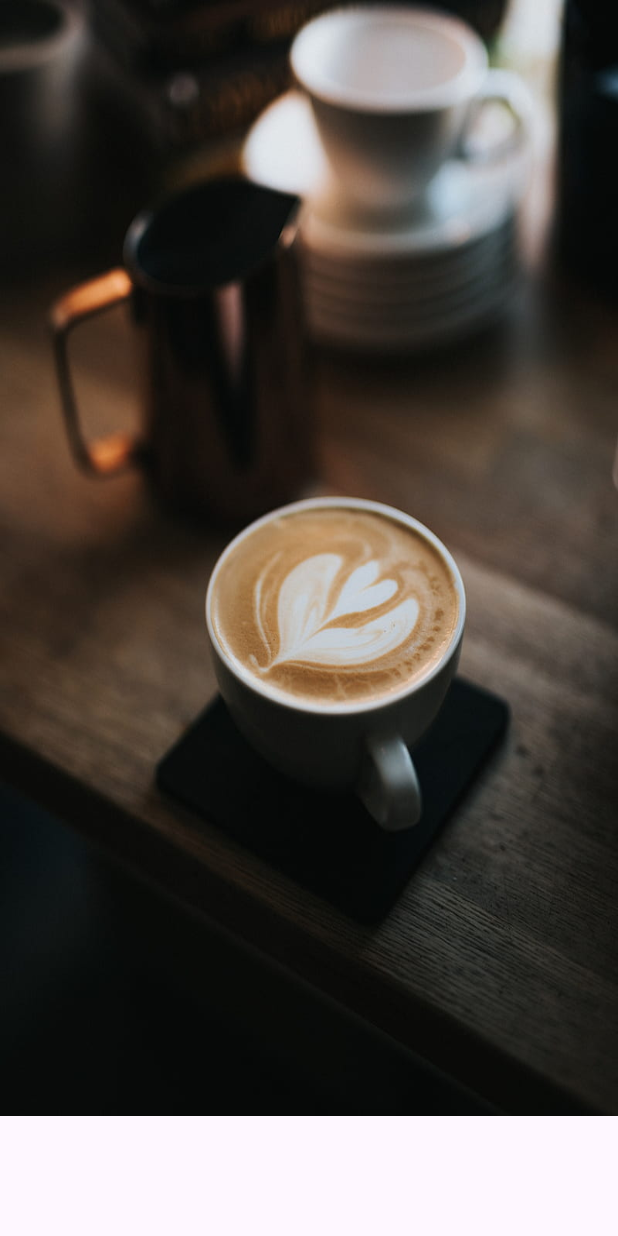
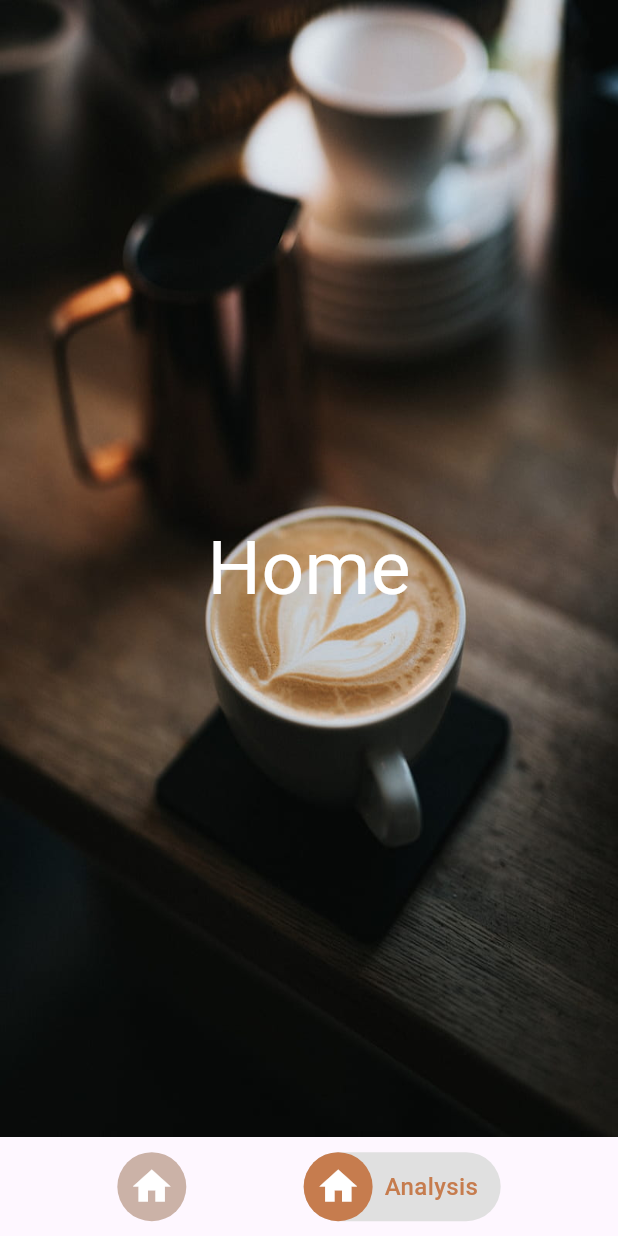
Before and after one commit to seiftarek10/Coffee-Oasis, a Flutter app: the screen it shows after launch, on a phone screen of 412 x 824 dp. Run offline on Flutter 3.47's test engine with Material 3 defaults, Android fonts, the phone set to English and light mode, and no system bars; our stand-ins replace flutter_screenutil, go_router.

Commit message:
finish bottom navigation bar item

```diff
--- a/lib/Core/Routes/app_router.dart
+++ b/lib/Core/Routes/app_router.dart
@@ -1,5 +1,6 @@
 import 'package:coffee_oasis/Core/Routes/page_transition.dart';
 import 'package:coffee_oasis/Core/Routes/routes_keys.dart';
+import 'package:coffee_oasis/Core/Widgets/bottom_bar.dart';
 import 'package:coffee_oasis/Features/Owner/Presentation/Views/owner_home.dart';
 import 'package:coffee_oasis/Features/Splash%20Screen/splash_view.dart';
 import 'package:go_router/go_router.dart';
@@ -14,5 +15,9 @@ final GoRouter router = GoRouter(
         path: Routes.ownerHome,
         pageBuilder: (context, state) =>
             pageTransition(context, state, const OwnerHome())),
+            GoRoute(
+        path: Routes.appBottomBar,
+        pageBuilder: (context, state) =>
+            pageTransition(context, state, const AppBottomBar())),
   ],
 );
--- a/lib/Core/Routes/routes_keys.dart
+++ b/lib/Core/Routes/routes_keys.dart
@@ -1,3 +1,4 @@
 abstract class Routes {
   static const String ownerHome = '/ownerHome';
+  static const String appBottomBar = '/appbottombar';
 }
--- /dev/null
+++ b/lib/Core/Theme/colors.dart
@@ -0,0 +1,6 @@
+import 'package:flutter/material.dart';
+
+abstract class AppColors {
+  static const Color kPrimaryColor = Color(0xffc67c4e);
+  static const Color kLightPrimaryColor = Color.fromARGB(150, 167, 129, 106);
+}
--- /dev/null
+++ b/lib/Core/Theme/fonts.dart
@@ -0,0 +1,22 @@
+import 'package:coffee_oasis/Core/Theme/colors.dart';
+import 'package:flutter/material.dart';
+import 'package:flutter_screenutil/flutter_screenutil.dart';
+
+abstract class Fonts {
+  static TextStyle font16_500 =  TextStyle(
+    fontSize: 16.sp,
+  fontWeight: FontWeight.w500
+  );
+    static TextStyle font16_300 =  TextStyle(
+    fontSize: 16.sp,
+  fontWeight: FontWeight.w300
+  );
+
+
+   static TextStyle font14_400PrimaryColor =  TextStyle(
+    fontSize: 14.sp,
+  fontWeight: FontWeight.w500,
+  color: AppColors.kPrimaryColor
+  );
+
+}
--- /dev/null
+++ b/lib/Core/Widgets/bottom_bar.dart
@@ -0,0 +1,83 @@
+import 'package:coffee_oasis/Core/Theme/colors.dart';
+import 'package:coffee_oasis/Core/Theme/fonts.dart';
+import 'package:coffee_oasis/Core/Widgets/backgrounc.dart';
+import 'package:flutter/material.dart';
+import 'package:flutter_screenutil/flutter_screenutil.dart';
+
+class AppBottomBar extends StatefulWidget {
+  const AppBottomBar({
+    super.key,
+  });
+
+  @override
+  State<AppBottomBar> createState() => _AppBottomBarState();
+}
+
+class _AppBottomBarState extends State<AppBottomBar> {
+  List<Widget> pages = <Widget>[
+    const Center(
+        child:
+            Text('Home', style: TextStyle(fontSize: 50, color: Colors.white))),
+    const Center(
+        child: Text('Analysis',
+            style: TextStyle(fontSize: 50, color: Colors.white))),
+    const Center(
+        child: Text('Profile',
+            style: TextStyle(fontSize: 50, color: Colors.white))),
+  ];
+   int _selectedIndex = 0;
+  @override
+  Widget build(BuildContext context) {
+    return Scaffold(
+      bottomNavigationBar: SizedBox(
+          height: 55.h,
+          child: Row(
+            mainAxisAlignment: MainAxisAlignment.spaceEvenly,
+            children: [
+              GestureDetector(
+                  onTap: () {
+                    setState(() {
+                    _selectedIndex = 0;
+                    });
+                  },
+                  child: const CircleAvatar(
+                    backgroundColor: AppColors.kLightPrimaryColor,
+                    radius: 23,
+                    child: Icon(Icons.home,size: 30, color: Colors.white,))),
+              GestureDetector(
+                onTap: () {
+                    setState(() {
+                    _selectedIndex = 1;
+                    });
+                  },
+                child: Container(
+                padding: const EdgeInsets.only(right: 15),
+                  decoration: BoxDecoration(
+                    color: Colors.grey[300],
+                    borderRadius:  BorderRadius.circular(80)
+                  ),
+                  child: Row(
+                    mainAxisAlignment: MainAxisAlignment.spaceBetween,
+                    children: [
+                     const CircleAvatar(
+                      backgroundColor: AppColors.kPrimaryColor,
+                      radius: 23,
+                      child: Icon(Icons.home,size: 30, color: Colors.white,)),
+                      const SizedBox(width: 8),
+                      Text('Analysis',style: Fonts.font14_400PrimaryColor,),
+                    ],
+                  ),
+                )),
+
+            ],
+          )),
+      resizeToAvoidBottomInset: false,
+
+      body:
+          Stack(children: [Background(child: pages.elementAt(_selectedIndex))]),
+
+      //   bottomNavigationBar:
+    );
+    // );
+  }
+}
--- a/lib/Features/Owner/Presentation/Views/owner_home.dart
+++ b/lib/Features/Owner/Presentation/Views/owner_home.dart
@@ -1,4 +1,4 @@
-import 'package:coffee_oasis/Core/Widgets/backgrounc.dart';
+
 import 'package:flutter/material.dart';
 
 class OwnerHome extends StatelessWidget {
@@ -6,17 +6,6 @@ class OwnerHome extends StatelessWidget {
 
   @override
   Widget build(BuildContext context) {
-    return  Scaffold(
-      bottomNavigationBar: Container(
-        height: 80,
-        decoration: BoxDecoration(
-          borderRadius: BorderRadius.circular(60)
-        ),
-      ),
-      body: const SafeArea(
-          child: Background(
-            child: SizedBox.shrink(),
-          )),
-    );
+    return const Scaffold();
   }
 }
--- a/lib/Features/Splash Screen/splash_view.dart
+++ b/lib/Features/Splash Screen/splash_view.dart
@@ -14,7 +14,7 @@ class _SplashViewState extends State<SplashView> {
   void _navigation() {
     Future.delayed(const Duration(milliseconds: 500), () {
       if (mounted) {
-        GoRouter.of(context).pushReplacement(Routes.ownerHome);
+        GoRouter.of(context).pushReplacement(Routes.appBottomBar);
       }
     });
   }
```
